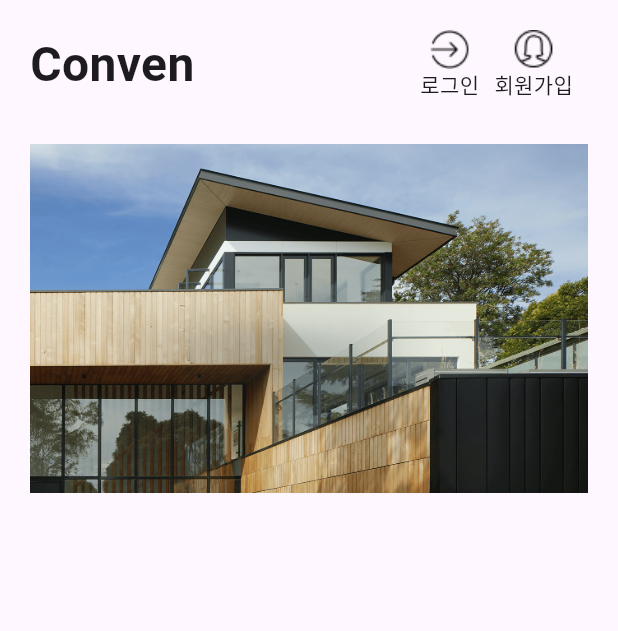
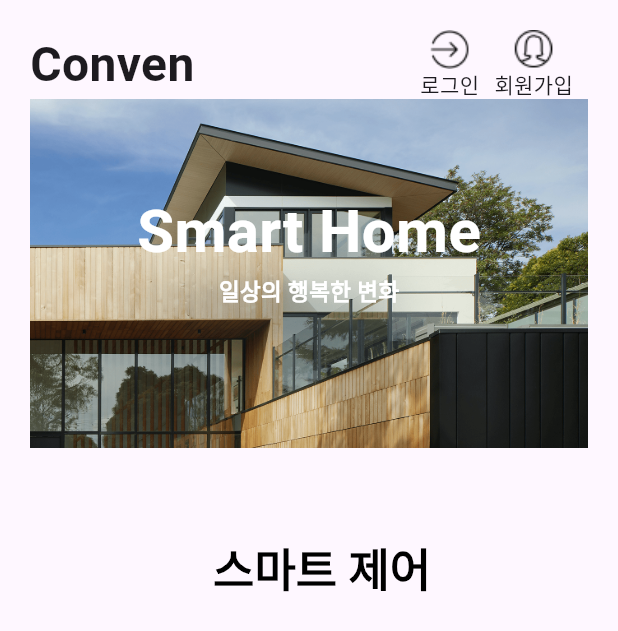
Before and after one commit to HiPeun/SmartHome, a Flutter app: the screen it shows after launch, on a phone screen of 412 x 824 dp. Shown: the top 631 px of the screen. Run offline on Flutter 3.47's test engine with Material 3 defaults, Android fonts, the phone set to English and light mode, and no system bars; drawn by our look-alikes of carousel_slider.

Commit message:
app_main.dart 165번줄에 커스텀 위젯 SmartControl 생성

```diff
--- a/lib/app_screen/app_main.dart
+++ b/lib/app_screen/app_main.dart
@@ -71,6 +71,7 @@ class _AppMainState extends State<AppMain> {
                   ],
                 ),
                 AppMainView(),
+                SmartControl(),
               ],
             ),
           ),
@@ -99,9 +100,9 @@ class _AppMainViewState extends State<AppMainView> {
   @override
   Widget build(BuildContext context) {
     return Container(
-      child: Column(
+      child: Stack(
         children: [
-          Padding(padding: EdgeInsets.fromLTRB(0, 30, 0, 0)),
+          Padding(padding: EdgeInsets.fromLTRB(0, 50, 0, 0)),
           CarouselSlider(
             items: imgList
                 .map(
@@ -112,17 +113,90 @@ class _AppMainViewState extends State<AppMainView> {
                       width: 1000,
                     ),
                   ),
-                ).toList(),
+                )
+                .toList(),
             options: CarouselOptions(
-              autoPlay: true, // 화면 전환을 자동으로 할건지 설정
-              aspectRatio: 1.6, //슬라이더가 화면의 비율에 맞춰지도록 합니다.
-              enlargeCenterPage: true,
-              viewportFraction: 1,
-              autoPlayInterval: Duration(seconds: 3) //화면 전환을 몇초마다 할건지 설정함
-            ),
+                autoPlay: true,
+                // 화면 전환을 자동으로 할건지 설정
+                aspectRatio: 1.6,
+                //슬라이더가 화면의 비율에 맞춰지도록 합니다.
+                enlargeCenterPage: true,
+                viewportFraction: 1,
+                autoPlayInterval: Duration(seconds: 3) //화면 전환을 몇초마다 할건지 설정함
+                ),
+          ),
+          Column(
+            mainAxisAlignment: MainAxisAlignment.center,
+            children: [
+              Center(
+                child: Padding(
+                  padding: EdgeInsets.only(top: 60),
+                  child: Text(
+                    "Smart Home",
+                    style: TextStyle(
+                      fontWeight: FontWeight.bold,
+                      color: Colors.white,
+                      fontSize: 40,
+                    ),
+                  ),
+                ),
+              ),
+              Center(
+                child: Padding(
+                  padding: EdgeInsets.only(top: 0),
+                  child: Text(
+                    "일상의 행복한 변화",
+                    style: TextStyle(
+                      fontWeight: FontWeight.bold,
+                      color: Colors.white,
+                      fontSize: 15,
+                    ),
+                  ),
+                ),
+              )
+            ],
           ),
         ],
       ),
     );
   }
 }
+
+class SmartControl extends StatefulWidget {
+  const SmartControl({super.key});
+
+  @override
+  State<SmartControl> createState() => _SmartControlState();
+}
+
+class _SmartControlState extends State<SmartControl> {
+  @override
+  Widget build(BuildContext context) {
+    return Row(
+      mainAxisAlignment: MainAxisAlignment.start,
+      children: [
+        Padding(
+          padding: const EdgeInsets.fromLTRB(110, 50, 0, 0),
+          child: Column(
+            mainAxisSize: MainAxisSize.min,
+            children: <Widget>[
+              TextButton(
+                style: TextButton.styleFrom(
+                  textStyle: const TextStyle(fontSize: 20),
+                ),
+                onPressed: () {},
+                child: const Text(
+                  "스마트 제어 ",
+                  style: TextStyle(
+                      fontSize: 30,
+                      fontWeight: FontWeight.bold,
+                      color: Colors.black),
+                ),
+              ),
+            ],
+          ),
+        ),
+      ],
+    );
+  }
+}
```
Also changed, not shown: lib/Web/webmain.dart (+114 -112 lines).
